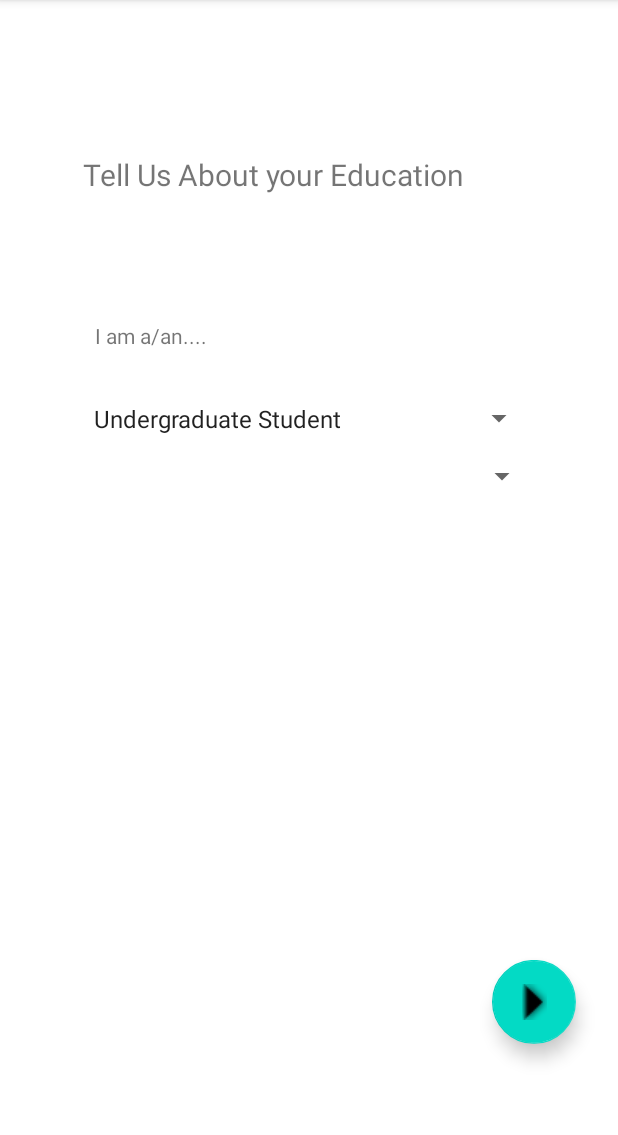
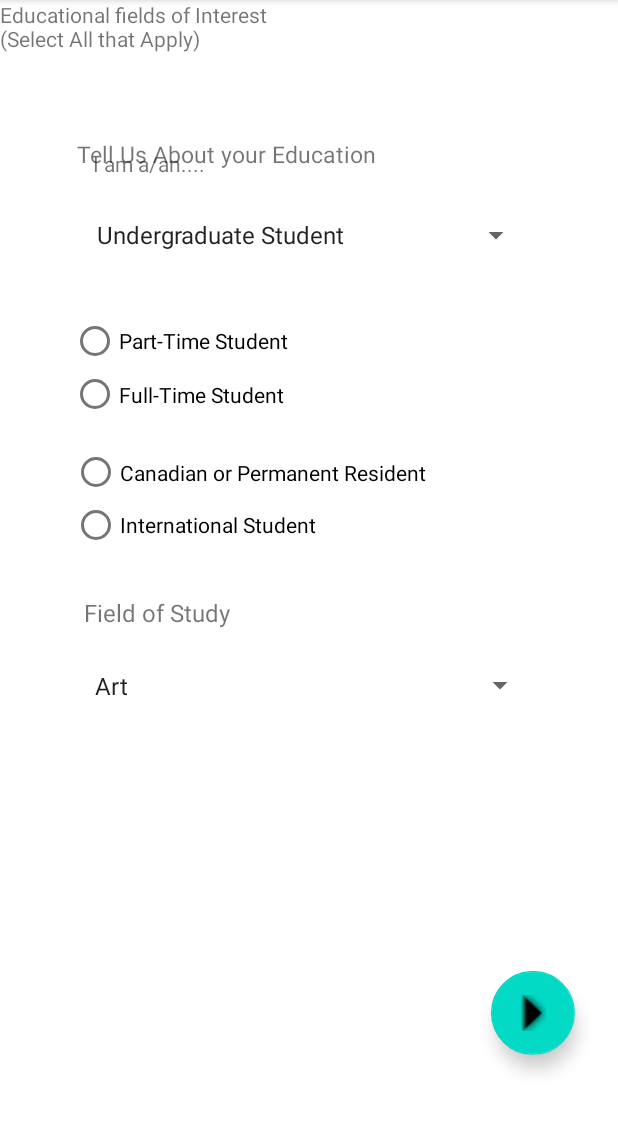
Before and after one commit to avainslie/Powerpuff-Girls, an Android app: the EducationInfoActivity screen opened directly, with no data from a screen before it, on a phone screen of 412 x 824 dp, the part 84-1219 px from its top. Run offline under Robolectric (Android 15) with nearby library versions, the light colour scheme and no system bars.

```diff
--- a/app/src/main/java/com/example/powerpuffgirls/EducationInfoActivity.java
+++ b/app/src/main/java/com/example/powerpuffgirls/EducationInfoActivity.java
@@ -20,7 +20,8 @@ public class EducationInfoActivity extends AppCompatActivity {
     Spinner fieldOfStudySpinner;
     TextView studyOutputSpinnerSection;
     //options to be displayed in spinner
-    String[] fieldsOfStudy= {"Art", "Business", "Science", "Engineering"};
+    String[] fieldsOfStudy = {"Art", "Business", "Science", "Engineering"};
+
 
 
 
@@ -35,6 +36,10 @@ public class EducationInfoActivity extends AppCompatActivity {
         studentSpinner = findViewById(R.id.studentSpinnerButton);
         mOutputSpinnerSection = findViewById(R.id.outputSpinnerSection);
 
+        fieldOfStudySpinner=findViewById(R.id.fieldOfStudySpinnerButton);
+        studyOutputSpinnerSection=findViewById(R.id.fieldOfStudyTitle);
+
+
 
         //Creating the ArrayAdapter instance having the list of options
         ArrayAdapter aa = new ArrayAdapter(this, android.R.layout.simple_spinner_item, studentTypes);
@@ -42,6 +47,9 @@ public class EducationInfoActivity extends AppCompatActivity {
         //setting the ArrayAdapter data on the Spinner
         studentSpinner.setAdapter(aa);
 
+        ArrayAdapter fs = new ArrayAdapter(this, android.R.layout.simple_spinner_item, fieldsOfStudy);
+        fs.setDropDownViewResource(android.R.layout.simple_spinner_dropdown_item);
+        fieldOfStudySpinner.setAdapter(fs);
 
         //spinner item click handler
         studentSpinner.setOnItemSelectedListener(new AdapterView.OnItemSelectedListener() {
@@ -73,6 +81,34 @@ public class EducationInfoActivity extends AppCompatActivity {
             }
         });
 
+        fieldOfStudySpinner.setOnItemSelectedListener(new AdapterView.OnItemSelectedListener() {
+            @Override
+            public void onItemSelected(AdapterView<?> parent, View view, int position, long id) {
+                //METHOD 1: Get text from selected item's position & set it to TextView
+                //mOutputSpinnerTv.setText(parent.getItemAtPosition(position).toString());
+
+                //METHOD 2: Get the position of item selected, & perform specific task
+                if (position == 0) {
+                    //mOutputSpinnerSection.setText("Undergraduate Student selected");
+
+                }
+                if (position == 1) {
+                    // mOutputSpinnerSection.setText("Graduate Student selected...");
+                }
+                if (position == 2) {
+                    // mOutputSpinnerSection.setText("High School Student selected...");
+                }
+                if (position == 3) {
+                    // mOutputSpinnerSection.setText("Mature Student is selected...");
+                }
+
+            }
+
+            @Override
+            public void onNothingSelected(AdapterView<?> parent) {
+
+            }
+        });
 
 
 
--- a/app/src/main/java/com/example/powerpuffgirls/InterestsInfoActivity.java
+++ b/app/src/main/java/com/example/powerpuffgirls/InterestsInfoActivity.java
@@ -19,7 +19,7 @@ public class InterestsInfoActivity extends AppCompatActivity {
 
     }
     public void openUserProfileActivity(){
-        Intent userProfileIntent=new Intent(this, UserProfileDetailActivity.class);
+        Intent userProfileIntent=new Intent(this, UserProfileActivity.class);
         startActivity(userProfileIntent);
     }
 }
--- /dev/null
+++ b/app/src/main/java/com/example/powerpuffgirls/UserProfileActivity.java
@@ -0,0 +1,14 @@
+package com.example.powerpuffgirls;
+
+import androidx.appcompat.app.AppCompatActivity;
+
+import android.os.Bundle;
+
+public class UserProfileActivity extends AppCompatActivity {
+
+    @Override
+    protected void onCreate(Bundle savedInstanceState) {
+        super.onCreate(savedInstanceState);
+        setContentView(R.layout.activity_user_profile);
+    }
+}
--- a/app/src/main/java/com/example/powerpuffgirls/UserProfileDetailActivity.java
+++ b/app/src/main/java/com/example/powerpuffgirls/UserProfileDetailActivity.java
@@ -16,7 +16,7 @@ import androidx.appcompat.app.ActionBar;
 import android.view.MenuItem;
 
 /**
- * An activity representing a single UserProfile detail screen. This
+ * An activity representing a single UserProfileActivity detail screen. This
  * activity is only used on narrow width devices. On tablet-size devices,
  * item details are presented side-by-side with a list of items
  * in a {@link UserProfileListActivity}.
--- a/app/src/main/java/com/example/powerpuffgirls/UserProfileDetailFragment.java
+++ b/app/src/main/java/com/example/powerpuffgirls/UserProfileDetailFragment.java
@@ -15,7 +15,7 @@ import android.widget.TextView;
 import com.example.powerpuffgirls.dummy.DummyContent;
 
 /**
- * A fragment representing a single UserProfile detail screen.
+ * A fragment representing a single UserProfileActivity detail screen.
  * This fragment is either contained in a {@link UserProfileListActivity}
  * in two-pane mode (on tablets) or a {@link UserProfileDetailActivity}
  * on handsets.
--- a/app/src/main/res/layout/activity_education_info.xml
+++ b/app/src/main/res/layout/activity_education_info.xml
@@ -5,6 +5,7 @@
     android:layout_width="match_parent"
     android:layout_height="match_parent"
     tools:context=".EducationInfoActivity">
+
 
     <com.google.android.material.floatingactionbutton.FloatingActionButton
         android:id="@+id/buttonToInterests"
@@ -21,64 +22,145 @@
         android:rotationX="-2"
         app:layout_constraintBottom_toBottomOf="parent"
         app:layout_constraintEnd_toEndOf="parent"
+        app:layout_constraintHorizontal_bias="0.0"
         app:layout_constraintStart_toStartOf="parent"
         app:layout_constraintTop_toTopOf="parent"
+        app:layout_constraintVertical_bias="0.703"
         app:srcCompat="@android:drawable/arrow_up_float" />
-
 
     <Spinner
         android:id="@+id/studentSpinnerButton"
-        android:layout_width="302dp"
-        android:layout_height="42dp"
-        android:layout_marginTop="221dp"
-        android:layout_marginBottom="468dp"
+        android:layout_width="298dp"
+        android:layout_height="29dp"
+        android:layout_marginTop="85dp"
+        android:layout_marginBottom="492dp"
         app:layout_constraintBottom_toBottomOf="parent"
         app:layout_constraintEnd_toEndOf="parent"
         app:layout_constraintHorizontal_bias="0.495"
         app:layout_constraintStart_toStartOf="parent"
         app:layout_constraintTop_toTopOf="parent"
-        app:layout_constraintVertical_bias="1.0"></Spinner>
+        app:layout_constraintVertical_bias="0.352"></Spinner>
+
+    <TextView
+        android:id="@+id/fieldOfStudyTitle"
+        android:layout_width="210dp"
+        android:layout_height="30dp"
+        android:layout_marginStart="56dp"
+        android:layout_marginLeft="56dp"
+        android:layout_marginTop="292dp"
+        android:layout_marginEnd="165dp"
+        android:layout_marginRight="165dp"
+        android:layout_marginBottom="284dp"
+        android:text="Field of Study"
+        android:textSize="16dp"
+        app:layout_constraintBottom_toBottomOf="parent"
+        app:layout_constraintEnd_toEndOf="parent"
+        app:layout_constraintHorizontal_bias="0.0"
+        app:layout_constraintStart_toStartOf="parent"
+        app:layout_constraintTop_toTopOf="parent"
+        app:layout_constraintVertical_bias="0.651" />
 
     <Spinner
         android:id="@+id/fieldOfStudySpinnerButton"
         android:layout_width="302dp"
         android:layout_height="42dp"
-        android:layout_marginStart="56dp"
-        android:layout_marginLeft="56dp"
-        android:layout_marginTop="278dp"
-        android:layout_marginEnd="53dp"
-        android:layout_marginRight="53dp"
-        android:layout_marginBottom="411dp"
+        android:layout_marginTop="324dp"
+        android:layout_marginBottom="236dp"
         app:layout_constraintBottom_toBottomOf="parent"
         app:layout_constraintEnd_toEndOf="parent"
+        app:layout_constraintHorizontal_bias="0.504"
         app:layout_constraintStart_toStartOf="parent"
-        app:layout_constraintTop_toTopOf="parent"></Spinner>
+        app:layout_constraintTop_toTopOf="parent"
+        app:layout_constraintVertical_bias="0.674"></Spinner>
+
+    <RadioGroup
+        android:layout_width="310dp"
+        android:layout_height="70dp"
+        android:layout_marginTop="124dp"
+        android:layout_marginBottom="404dp"
+        app:layout_constraintBottom_toBottomOf="parent"
+        app:layout_constraintEnd_toEndOf="parent"
+        app:layout_constraintHorizontal_bias="0.462"
+        app:layout_constraintStart_toStartOf="parent"
+        app:layout_constraintTop_toTopOf="parent">
+
+        <RadioButton
+            android:id="@+id/partTime"
+            android:layout_width="match_parent"
+            android:layout_height="36dp"
+            android:text="Part-Time Student" />
+
+        <RadioButton
+            android:id="@+id/fulltime"
+            android:layout_width="match_parent"
+            android:layout_height="35dp"
+            android:text="Full-Time Student" />
+
+    </RadioGroup>
+
+    <RadioGroup
+        android:layout_width="308dp"
+        android:layout_height="70dp"
+        android:layout_marginTop="214dp"
+        android:layout_marginBottom="316dp"
+        app:layout_constraintBottom_toBottomOf="parent"
+        app:layout_constraintEnd_toEndOf="parent"
+        app:layout_constraintHorizontal_bias="0.464"
+        app:layout_constraintStart_toStartOf="parent"
+        app:layout_constraintTop_toTopOf="parent">
+
+        <RadioButton
+            android:id="@+id/canadian"
+            android:layout_width="match_parent"
+            android:layout_height="34dp"
+            android:text="Canadian or Permanent Resident" />
+
+        <RadioButton
+            android:id="@+id/international"
+            android:layout_width="match_parent"
+            android:layout_height="wrap_content"
+            android:text="International Student" />
+    </RadioGroup>
 
     <TextView
         android:id="@+id/outputSpinnerSection"
-        android:layout_width="271dp"
-        android:layout_height="34dp"
+        android:layout_width="305dp"
+        android:layout_height="30dp"
         android:layout_centerHorizontal="true"
         android:layout_centerVertical="true"
-        android:layout_marginEnd="84dp"
-        android:layout_marginRight="84dp"
-        android:layout_marginBottom="520dp"
+        android:layout_marginStart="55dp"
+        android:layout_marginLeft="55dp"
+        android:layout_marginTop="51dp"
+        android:layout_marginEnd="60dp"
+        android:layout_marginRight="60dp"
+        android:layout_marginBottom="516dp"
         android:text="  I am a/an.... "
         app:layout_constraintBottom_toBottomOf="parent"
-        app:layout_constraintEnd_toEndOf="parent" />
+        app:layout_constraintEnd_toEndOf="parent"
+        app:layout_constraintHorizontal_bias="0.0"
+        app:layout_constraintStart_toStartOf="parent"
+        app:layout_constraintTop_toTopOf="parent"
+        app:layout_constraintVertical_bias="0.283" />
 
     <TextView
         android:id="@+id/educationInfoTitle"
-        android:layout_width="301dp"
-        android:layout_height="31dp"
-        android:layout_marginTop="84dp"
-        android:layout_marginBottom="616dp"
+        android:layout_width="307dp"
+        android:layout_height="20dp"
+        android:layout_marginBottom="656dp"
         android:text="Tell Us About your Education"
-        android:textSize="20dp"
+        android:textSize="15dp"
         app:layout_constraintBottom_toBottomOf="parent"
         app:layout_constraintEnd_toEndOf="parent"
-        app:layout_constraintHorizontal_bias="0.5"
-        app:layout_constraintStart_toStartOf="parent"
-        app:layout_constraintTop_toTopOf="parent" />
+        app:layout_constraintHorizontal_bias="0.49"
+        app:layout_constraintStart_toStartOf="parent" />
+
+    <TextView
+        android:id="@+id/fieldsOfInterestED"
+        android:layout_width="300dp"
+        android:layout_height="40dp"
+        android:text="Educational fields of Interest                                   (Select All that Apply)"
+        tools:layout_editor_absoluteX="55dp"
+        tools:layout_editor_absoluteY="469dp" />
+
 
 </androidx.constraintlayout.widget.ConstraintLayout>
--- /dev/null
+++ b/app/src/main/res/layout/activity_user_profile.xml
@@ -0,0 +1,9 @@
+<?xml version="1.0" encoding="utf-8"?>
+<androidx.constraintlayout.widget.ConstraintLayout xmlns:android="http://schemas.android.com/apk/res/android"
+    xmlns:app="http://schemas.android.com/apk/res-auto"
+    xmlns:tools="http://schemas.android.com/tools"
+    android:layout_width="match_parent"
+    android:layout_height="match_parent"
+    tools:context=".UserProfileActivity">
+
+</androidx.constraintlayout.widget.ConstraintLayout>
```
Also changed, not shown: app/src/main/AndroidManifest.xml (+8 -5 lines).
